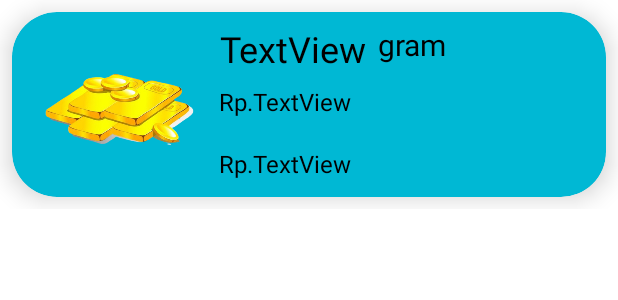
After one commit to UnknownArt01/ProgTech_Zakat, an Android app: the layout card_zakat_emas.xml on its own in the app's theme, with its tools: preview values and no code run, on a phone screen of 412 x 824 dp. The commit adds this screen. Shown: the top 300 px of the screen. Run offline under Robolectric (Android 15) with nearby library versions, the phone set to English and light mode, and no system bars.

Commit message:
trying new recycle view part 3

```diff
--- a/app/src/main/java/com/nadi/zakat/Login.java
+++ b/app/src/main/java/com/nadi/zakat/Login.java
@@ -98,7 +98,7 @@ public class Login extends AppCompatActivity {
                         if (check.getEmail().equalsIgnoreCase(email) && check.getPassword().equals(password)){
                             lihat = true;
                             main_login_button.setEnabled(true);
-                            Intent intent = new Intent(getBaseContext(), zakat_maal_umum.class);
+                            Intent intent = new Intent(getBaseContext(), Maal_RecycleView.class);
                             intent.putExtra("user", check);
                             intent.putExtra("index", i);
                             finish();
--- a/app/src/main/java/com/nadi/zakat/Maal_RV_Adapter.java
+++ b/app/src/main/java/com/nadi/zakat/Maal_RV_Adapter.java
@@ -31,7 +31,9 @@ public class Maal_RV_Adapter extends RecyclerView.Adapter<Maal_RV_Adapter.MaalVi
     @Override
     public void onBindViewHolder(@NonNull Maal_RV_Adapter.MaalViewHolder holder, int position) {
         holder.Harta_EditText.setText(zakat_maal.get(position).getHarta());
-        holder.jumlah_maal_TextView.setText(zakat_maal.get(position).getJumlah_mall());
+
+        int hasil = (int) (zakat_maal.get(position).getHarta() * (0.025));
+        holder.jumlah_maal_TextView.setText(String.valueOf(hasil));
     }
 
     @Override
--- a/app/src/main/java/model/maal.java
+++ b/app/src/main/java/model/maal.java
@@ -49,6 +49,7 @@ public class maal implements Parcelable {
         this.jumlah_mall = 0;
     }
 
+
     @Override
     public int describeContents() {
         return 0;
--- /dev/null
+++ b/app/src/main/res/layout/card_zakat_emas.xml
@@ -0,0 +1,109 @@
+<?xml version="1.0" encoding="utf-8"?>
+<androidx.constraintlayout.widget.ConstraintLayout xmlns:android="http://schemas.android.com/apk/res/android"
+    xmlns:app="http://schemas.android.com/apk/res-auto"
+    xmlns:tools="http://schemas.android.com/tools"
+    android:layout_width="match_parent"
+    android:layout_height="wrap_content">
+
+    <androidx.cardview.widget.CardView
+        android:layout_width="0dp"
+        android:layout_height="wrap_content"
+        android:layout_marginStart="8dp"
+        android:layout_marginTop="8dp"
+        android:layout_marginEnd="8dp"
+        android:layout_marginBottom="8dp"
+        app:cardBackgroundColor="#00B8D4"
+        app:cardCornerRadius="30dp"
+        app:cardElevation="10dp"
+        app:layout_constraintBottom_toBottomOf="parent"
+        app:layout_constraintEnd_toEndOf="parent"
+        app:layout_constraintStart_toStartOf="parent"
+        app:layout_constraintTop_toTopOf="parent">
+
+        <androidx.constraintlayout.widget.ConstraintLayout
+            android:layout_width="match_parent"
+            android:layout_height="match_parent">
+
+            <ImageView
+                android:id="@+id/imageView"
+                android:layout_width="114dp"
+                android:layout_height="123dp"
+                android:layout_marginStart="16dp"
+                app:layout_constraintBottom_toBottomOf="parent"
+                app:layout_constraintStart_toStartOf="parent"
+                app:layout_constraintTop_toTopOf="parent"
+                app:srcCompat="@drawable/emas" />
+
+            <TextView
+                android:id="@+id/total_emas_textView"
+                android:layout_width="wrap_content"
+                android:layout_height="wrap_content"
+                android:layout_marginStart="8dp"
+                android:layout_marginTop="8dp"
+                android:gravity="right|end"
+                android:text="TextView"
+                android:textColor="#000000"
+                android:textSize="24sp"
+                app:layout_constraintStart_toEndOf="@+id/imageView"
+                app:layout_constraintTop_toTopOf="@+id/imageView" />
+
+            <TextView
+                android:id="@+id/harga_emas_textView"
+                android:layout_width="0dp"
+                android:layout_height="wrap_content"
+                android:layout_marginTop="8dp"
+                android:layout_marginEnd="24dp"
+                android:text="TextView"
+                android:textColor="@color/black"
+                android:textSize="16sp"
+                app:layout_constraintEnd_toEndOf="parent"
+                app:layout_constraintStart_toEndOf="@+id/textView15"
+                app:layout_constraintTop_toBottomOf="@+id/total_emas_textView" />
+
+            <TextView
+                android:id="@+id/zakat_emas_textView"
+                android:layout_width="0dp"
+                android:layout_height="wrap_content"
+                android:layout_marginTop="8dp"
+                android:text="TextView"
+                android:textColor="@color/black"
+                android:textSize="16sp"
+                app:layout_constraintBottom_toBottomOf="@+id/imageView"
+                app:layout_constraintEnd_toEndOf="@+id/harga_emas_textView"
+                app:layout_constraintStart_toEndOf="@+id/textView16"
+                app:layout_constraintTop_toBottomOf="@+id/harga_emas_textView" />
+
+            <TextView
+                android:id="@+id/textView15"
+                android:layout_width="wrap_content"
+                android:layout_height="wrap_content"
+                android:layout_marginStart="8dp"
+                android:text="Rp."
+                android:textColor="#000000"
+                android:textSize="16sp"
+                app:layout_constraintStart_toEndOf="@+id/imageView"
+                app:layout_constraintTop_toTopOf="@+id/harga_emas_textView" />
+
+            <TextView
+                android:id="@+id/textView16"
+                android:layout_width="wrap_content"
+                android:layout_height="wrap_content"
+                android:text="Rp."
+                android:textColor="#000000"
+                android:textSize="16sp"
+                app:layout_constraintStart_toStartOf="@+id/textView15"
+                app:layout_constraintTop_toTopOf="@+id/zakat_emas_textView" />
+
+            <TextView
+                android:id="@+id/textView17"
+                android:layout_width="wrap_content"
+                android:layout_height="wrap_content"
+                android:layout_marginStart="8dp"
+                android:text="gram"
+                android:textColor="#000000"
+                android:textSize="20sp"
+                app:layout_constraintStart_toEndOf="@+id/total_emas_textView"
+                app:layout_constraintTop_toTopOf="@+id/total_emas_textView" />
+        </androidx.constraintlayout.widget.ConstraintLayout>
+    </androidx.cardview.widget.CardView>
+</androidx.constraintlayout.widget.ConstraintLayout>
```
Also changed, not shown: app/src/main/AndroidManifest.xml (+8 -4 lines), app/src/main/java/com/nadi/zakat/Emas_RV_Adapter.java (added, +54 -0 lines), app/src/main/java/com/nadi/zakat/Emas_RecyclerView.java (added, +64 -0 lines), app/src/main/java/com/nadi/zakat/MENU.java (added, +14 -0 lines), app/src/main/java/com/nadi/zakat/zakat_maal_umum.java (+31 -39 lines), app/src/main/java/model/Emas.java (added, +51 -0 lines), app/src/main/res/layout/activity_menu.xml (added, +9 -0 lines), app/src/main/res/layout/emas_recycler_view.xml (added, +42 -0 lines), app/src/main/res/drawable/emas.png (added).
